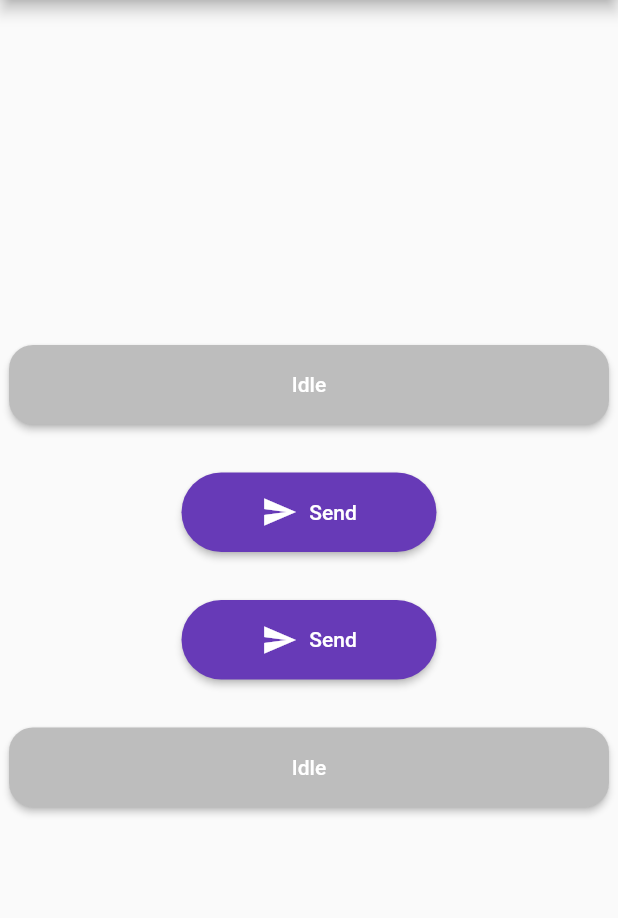
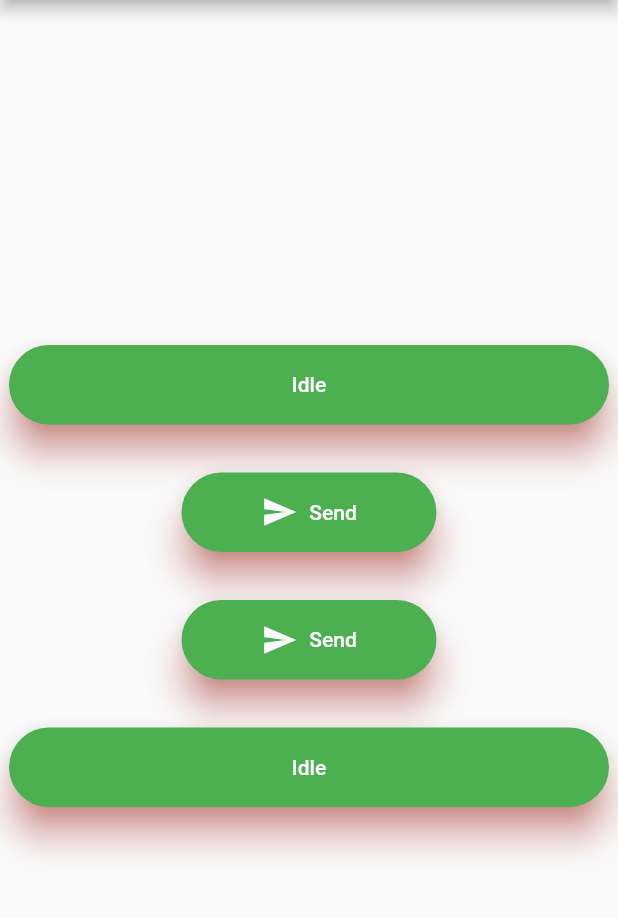
Before and after one commit to slm/progress-state-button, a Flutter app: the screen it shows after launch, on a phone screen of 412 x 824 dp, the part 84-1002 px from its top. Run offline on Flutter 3.47's test engine with Material 2 defaults, Android fonts, the phone set to English and light mode, and no system bars.

Commit message:
Adding ElevatedButtonThemeData adaptation support

```diff
--- a/example/lib/main.dart
+++ b/example/lib/main.dart
@@ -18,6 +18,17 @@ class MyApp extends StatelessWidget {
       theme: ThemeData(
         primarySwatch: Colors.blue,
         visualDensity: VisualDensity.adaptivePlatformDensity,
+        elevatedButtonTheme: ElevatedButtonThemeData(
+          style: ElevatedButton.styleFrom(
+              foregroundColor: Colors.white,
+              shadowColor: Colors.red,
+              padding: const EdgeInsets.all(20.0),
+              shape: RoundedRectangleBorder(
+                  borderRadius: BorderRadius.circular(30.0)),
+              elevation: 10.0,
+              textStyle: const TextStyle(fontWeight: FontWeight.bold),
+              backgroundColor: Colors.green),
+        ),
       ),
       home: ProgressButtonHomePage(title: 'Progress Button'),
     );
@@ -92,7 +103,11 @@ class _ProgressButtonHomePageState extends State<ProgressButtonHomePage> {
           style: TextStyle(color: Colors.white, fontWeight: FontWeight.w500),
         )
       },
-      progressIndicator:  CircularProgressIndicator( backgroundColor: Colors.white, valueColor: AlwaysStoppedAnimation(Colors.red), strokeWidth: 1, ),
+      progressIndicator: CircularProgressIndicator(
+        backgroundColor: Colors.white,
+        valueColor: AlwaysStoppedAnimation(Colors.red),
+        strokeWidth: 1,
+      ),
       stateColors: {
         ButtonState.idle: Colors.grey.shade400,
         ButtonState.loading: Colors.blue.shade300,
@@ -173,7 +188,9 @@ class _ProgressButtonHomePageState extends State<ProgressButtonHomePage> {
               height: 32,
             ),
             buildTextWithIconWithMinState(),
-            Container(height: 32,),
+            Container(
+              height: 32,
+            ),
             buildCustomProgressIndicatorButton()
           ],
         ),
@@ -218,7 +235,6 @@ class _ProgressButtonHomePageState extends State<ProgressButtonHomePage> {
       }
     });
   }
-
 
   void onPressedIconWithText() async {
     switch (stateTextWithIcon) {
--- a/lib/progress_button.dart
+++ b/lib/progress_button.dart
@@ -214,12 +214,10 @@ class _ProgressButtonState extends State<ProgressButton>
             width: width,
             height: widget.height,
             duration: widget.animationDuration,
-            child: MaterialButton(
-              padding: widget.padding,
-              shape: RoundedRectangleBorder(
-                  borderRadius: BorderRadius.circular(widget.radius),
-                  side: BorderSide(color: Colors.transparent, width: 0)),
-              color: backgroundColor,
+            child: ElevatedButton(
+              style: ElevatedButton.styleFrom(
+                padding: widget.padding,
+              ),
               onPressed: widget.onPressed as void Function()?,
               child: getButtonChild(
                   colorAnimation == null ? true : colorAnimation!.isCompleted),
```
Also changed, not shown: example/pubspec.lock, pubspec.lock, 7 other files.
